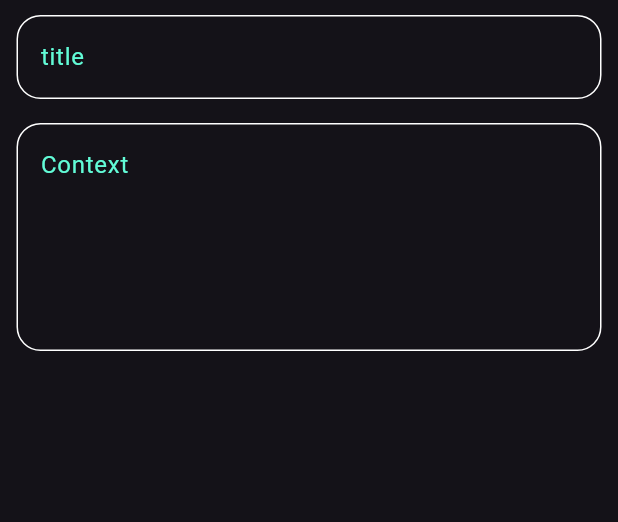
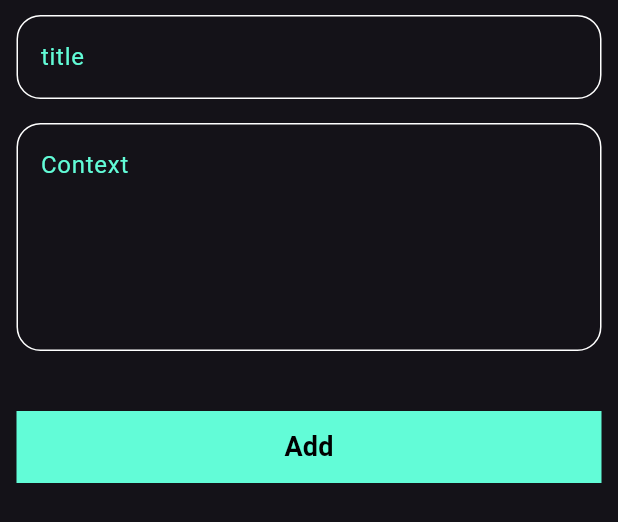
Before and after one commit to Ibrahim0011001/notes-app, a Flutter app: the Addnotebotoomsheet widget shown alone on an empty page, opened directly, on a phone screen of 412 x 824 dp. Shown: the top 522 px of the screen. Run offline on Flutter 3.47's test engine with Material 3 defaults, Android fonts, the phone set to English and light mode, and no system bars.

Commit message:
finish notes bottom sheet

```diff
--- a/lib/view/wigets/add_note_bottom_sheet.dart
+++ b/lib/view/wigets/add_note_bottom_sheet.dart
@@ -1,4 +1,5 @@
 import 'package:flutter/material.dart';
+import 'package:notesapp/view/wigets/custom_button.dart';
 import 'package:notesapp/view/wigets/custom_text_field.dart';
 
 class Addnotebotoomsheet extends StatelessWidget {
@@ -8,6 +9,9 @@ class Addnotebotoomsheet extends StatelessWidget {
   Widget build(BuildContext context) {
     return const Padding(
       padding: EdgeInsets.symmetric(horizontal: 11.0, vertical: 10),
+      child: SizedBox(
+        height: 400,
+        child: SingleChildScrollView(
           child: Column(
             children: [
               CustomTextField(
@@ -20,8 +24,17 @@ class Addnotebotoomsheet extends StatelessWidget {
               CustomTextField(
                 hint: 'Context',
                 maxlines: 5,
-          )
+              ),
+              SizedBox(
+                height: 40,
+              ),
+              CustomButton(),
+              SizedBox(
+                height: 16,
+              ),
             ],
+          ),
+        ),
       ),
     );
   }
--- /dev/null
+++ b/lib/view/wigets/custom_button.dart
@@ -0,0 +1,22 @@
+import 'package:flutter/material.dart';
+
+import '../../contants.dart';
+
+class CustomButton extends StatelessWidget {
+  const CustomButton({super.key});
+
+  @override
+  Widget build(BuildContext context) {
+    return Container(
+      width: double.infinity,
+      decoration: const BoxDecoration(color: kPrimaryColor),
+      child: MaterialButton(
+          onPressed: () {},
+          child: const Text(
+            'Add',
+            style: TextStyle(
+                color: Colors.black, fontWeight: FontWeight.bold, fontSize: 18),
+          )),
+    );
+  }
+}
```
Lines whose indentation alone changed are shown as unchanged.
